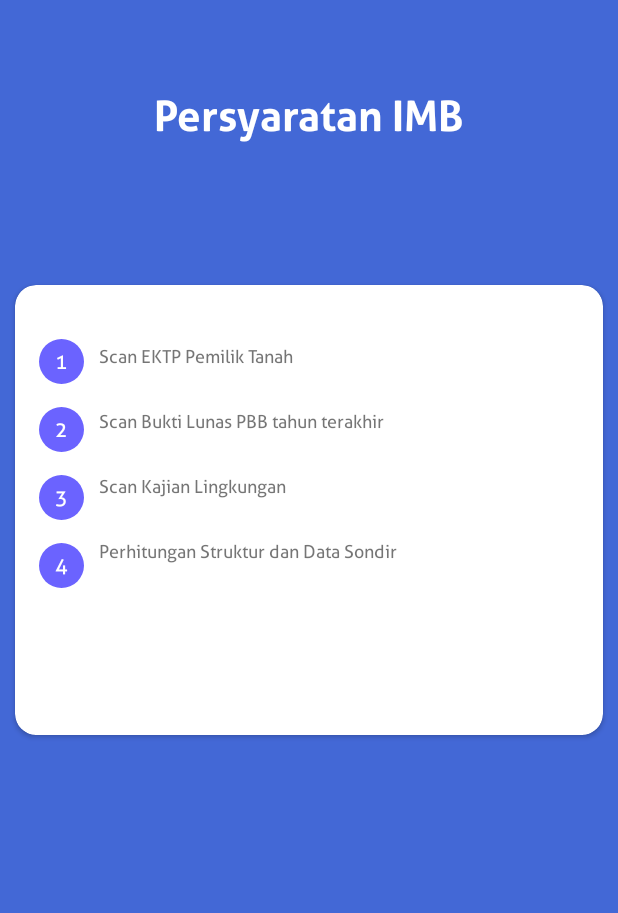
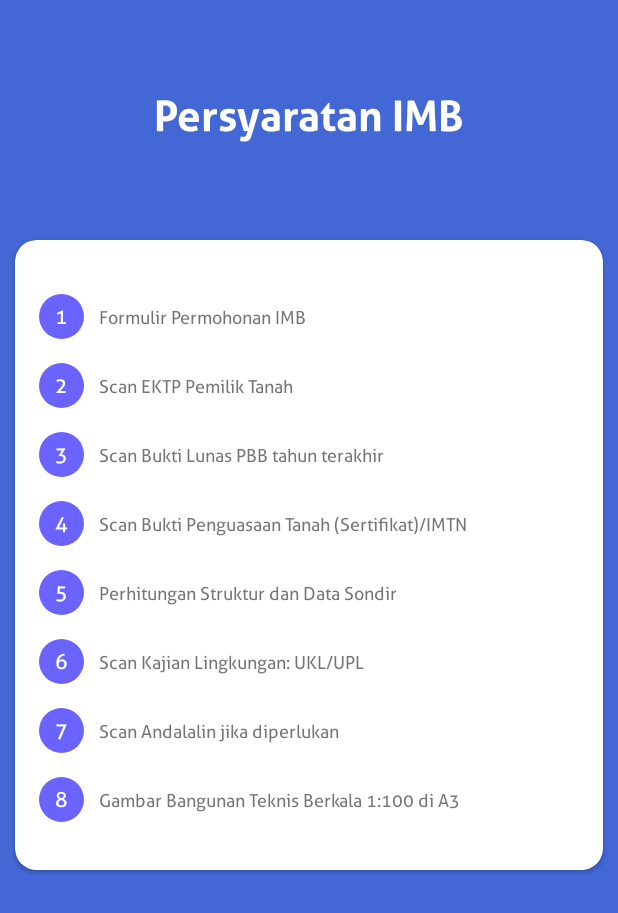
Before and after one commit to devrouw/IMB_2, an Android app: the InfoSyaratActivity screen opened directly, with no data from a screen before it, on a phone screen of 412 x 824 dp. Shown: the top 913 px of the screen. Run offline under Robolectric (Android 15) with nearby library versions, the phone set to English and light mode, and no system bars.

Commit message:
change persyaratan IMB

```diff
--- a/app/src/main/res/layout/activity_info_syarat_imb.xml
+++ b/app/src/main/res/layout/activity_info_syarat_imb.xml
@@ -21,11 +21,11 @@
 
     <androidx.cardview.widget.CardView
         android:layout_width="match_parent"
-        android:layout_height="300dp"
+        android:layout_height="wrap_content"
         app:cardCornerRadius="14dp"
         app:cardBackgroundColor="@color/white"
         android:layout_marginHorizontal="10dp"
-        android:layout_marginTop="80dp"
+        android:layout_marginTop="50dp"
         app:layout_constraintTop_toBottomOf="@id/tv_title"
         app:layout_constraintStart_toStartOf="parent"
         app:layout_constraintEnd_toEndOf="parent">
@@ -36,8 +36,13 @@
             android:layout_width="match_parent"
             android:layout_height="wrap_content">
 
+            <LinearLayout
+                android:id="@+id/ll_imb"
+                android:layout_width="match_parent"
+                android:layout_height="wrap_content"
+                android:layout_marginBottom="16dp"
+                android:orientation="horizontal">
                 <TextView
-                android:id="@+id/tv_one"
                     android:layout_width="30dp"
                     android:layout_height="30dp"
                     android:text="@string/txt_one"
@@ -47,87 +52,189 @@
                     android:background="@drawable/bg_rounded_yellow"/>
 
                 <TextView
-                android:id="@+id/tv_syarat_1"
                     android:layout_width="wrap_content"
                     android:layout_height="wrap_content"
-                android:layout_toEndOf="@id/tv_one"
                     android:fontFamily="@font/allerrg"
                     android:layout_marginStart="10dp"
-                android:layout_marginTop="4dp"
                     android:textSize="12sp"
-                android:text="@string/txt_scan_ktp"/>
+                    android:text="@string/txt_permohonan"/>
+            </LinearLayout>
 
+            <LinearLayout
+                android:id="@+id/ll_surat_kuasa"
+                android:layout_below="@id/ll_imb"
+                android:layout_width="match_parent"
+                android:layout_height="wrap_content"
+                android:layout_marginBottom="16dp"
+                android:orientation="horizontal">
                 <TextView
-                android:id="@+id/tv_two"
                     android:layout_width="30dp"
                     android:layout_height="30dp"
                     android:text="@string/txt_two"
-                android:layout_marginTop="15dp"
-                android:textColor="@color/white"
-                android:fontFamily="@font/allerrg"
-                android:gravity="center"
-                android:layout_below="@id/tv_one"
-                android:background="@drawable/bg_rounded_yellow"/>
-
-            <TextView
-                android:id="@+id/tv_syarat_2"
-                android:layout_width="wrap_content"
-                android:layout_height="wrap_content"
-                android:layout_toEndOf="@id/tv_two"
-                android:fontFamily="@font/allerrg"
-                android:layout_marginTop="28dp"
-                android:textSize="12sp"
-                android:layout_marginStart="10dp"
-                android:layout_below="@id/tv_syarat_1"
-                android:text="@string/txt_scan_pbb"/>
-
-            <TextView
-                android:id="@+id/tv_three"
-                android:layout_width="30dp"
-                android:layout_height="30dp"
-                android:text="@string/txt_three"
-                android:layout_marginTop="15dp"
                     android:fontFamily="@font/allerrg"
                     android:textColor="@color/white"
                     android:gravity="center"
-                android:layout_below="@id/tv_two"
-                android:background="@drawable/bg_rounded_yellow"/>
-
-            <TextView
-                android:id="@+id/tv_syarat_3"
-                android:layout_width="wrap_content"
-                android:layout_height="wrap_content"
-                android:layout_toEndOf="@id/tv_four"
-                android:fontFamily="@font/allerrg"
-                android:textSize="12sp"
-                android:layout_below="@id/tv_syarat_2"
-                android:layout_marginTop="28dp"
-                android:layout_marginStart="10dp"
-                android:text="@string/txt_scan_kajian"/>
-
-            <TextView
-                android:id="@+id/tv_four"
-                android:layout_width="30dp"
-                android:layout_height="30dp"
-                android:text="@string/txt_four"
-                android:layout_marginTop="15dp"
-                android:fontFamily="@font/allerrg"
-                android:textColor="@color/white"
-                android:gravity="center"
-                android:layout_below="@id/tv_three"
                     android:background="@drawable/bg_rounded_yellow"/>
 
                 <TextView
                     android:layout_width="wrap_content"
                     android:layout_height="wrap_content"
-                android:layout_toEndOf="@id/tv_four"
                     android:fontFamily="@font/allerrg"
-                android:layout_below="@id/tv_syarat_3"
-                android:layout_marginTop="28dp"
+                    android:layout_marginStart="10dp"
                     android:textSize="12sp"
+                    android:text="@string/txt_scan_ktp"/>
+            </LinearLayout>
+
+            <LinearLayout
+                android:id="@+id/ll_jaminan_konstruksi"
+                android:layout_width="match_parent"
+                android:layout_height="wrap_content"
+                android:layout_marginBottom="16dp"
+                android:layout_below="@id/ll_surat_kuasa"
+                android:orientation="horizontal">
+                <TextView
+                    android:layout_width="30dp"
+                    android:layout_height="30dp"
+                    android:text="@string/txt_three"
+                    android:fontFamily="@font/allerrg"
+                    android:textColor="@color/white"
+                    android:gravity="center"
+                    android:background="@drawable/bg_rounded_yellow"/>
+
+                <TextView
+                    android:layout_width="wrap_content"
+                    android:layout_height="wrap_content"
+                    android:fontFamily="@font/allerrg"
                     android:layout_marginStart="10dp"
+                    android:textSize="12sp"
+                    android:text="@string/txt_scan_pbb"/>
+            </LinearLayout>
+
+            <LinearLayout
+                android:id="@+id/ll_penanaman_pohon"
+                android:layout_width="match_parent"
+                android:layout_height="wrap_content"
+                android:layout_marginBottom="16dp"
+                android:layout_below="@id/ll_jaminan_konstruksi"
+                android:orientation="horizontal">
+                <TextView
+                    android:layout_width="30dp"
+                    android:layout_height="30dp"
+                    android:text="@string/txt_four"
+                    android:fontFamily="@font/allerrg"
+                    android:textColor="@color/white"
+                    android:gravity="center"
+                    android:background="@drawable/bg_rounded_yellow"/>
+
+                <TextView
+                    android:layout_width="wrap_content"
+                    android:layout_height="wrap_content"
+                    android:fontFamily="@font/allerrg"
+                    android:layout_marginStart="10dp"
+                    android:textSize="12sp"
+                    android:text="@string/txt_bukti_penguasaan"/>
+            </LinearLayout>
+
+            <LinearLayout
+                android:id="@+id/ll_surat_kuasa_2"
+                android:layout_width="match_parent"
+                android:layout_height="wrap_content"
+                android:layout_marginBottom="16dp"
+                android:layout_below="@id/ll_penanaman_pohon"
+                android:orientation="horizontal">
+                <TextView
+                    android:layout_width="30dp"
+                    android:layout_height="30dp"
+                    android:text="5"
+                    android:fontFamily="@font/allerrg"
+                    android:textColor="@color/white"
+                    android:gravity="center"
+                    android:background="@drawable/bg_rounded_yellow"/>
+
+                <TextView
+                    android:id="@+id/tv_syarat_4"
+                    android:layout_width="wrap_content"
+                    android:layout_height="wrap_content"
+                    android:fontFamily="@font/allerrg"
+                    android:layout_marginStart="10dp"
+                    android:textSize="12sp"
                     android:text="@string/txt_perhitungan_struktur"/>
+            </LinearLayout>
 
+            <LinearLayout
+                android:id="@+id/ll_jaminan_pemilik"
+                android:layout_width="match_parent"
+                android:layout_height="wrap_content"
+                android:layout_marginBottom="16dp"
+                android:layout_below="@id/ll_surat_kuasa_2"
+                android:orientation="horizontal">
+                <TextView
+                    android:layout_width="30dp"
+                    android:layout_height="30dp"
+                    android:text="6"
+                    android:fontFamily="@font/allerrg"
+                    android:textColor="@color/white"
+                    android:gravity="center"
+                    android:background="@drawable/bg_rounded_yellow"/>
+
+                <TextView
+                    android:id="@+id/tv_syarat_5"
+                    android:layout_width="wrap_content"
+                    android:layout_height="wrap_content"
+                    android:fontFamily="@font/allerrg"
+                    android:layout_marginStart="10dp"
+                    android:textSize="12sp"
+                    android:text="@string/txt_kajian_lingkungan"/>
+            </LinearLayout>
+
+            <LinearLayout
+                android:id="@+id/ll_andalalin"
+                android:layout_width="match_parent"
+                android:layout_height="wrap_content"
+                android:layout_marginBottom="16dp"
+                android:layout_below="@id/ll_jaminan_pemilik"
+                android:orientation="horizontal">
+                <TextView
+                    android:layout_width="30dp"
+                    android:layout_height="30dp"
+                    android:text="7"
+                    android:fontFamily="@font/allerrg"
+                    android:textColor="@color/white"
+                    android:gravity="center"
+                    android:background="@drawable/bg_rounded_yellow"/>
+
+                <TextView
+                    android:layout_width="wrap_content"
+                    android:layout_height="wrap_content"
+                    android:fontFamily="@font/allerrg"
+                    android:layout_marginStart="10dp"
+                    android:textSize="12sp"
+                    android:text="@string/txt_andalalin"/>
+            </LinearLayout>
+
+            <LinearLayout
+                android:layout_width="match_parent"
+                android:layout_height="wrap_content"
+                android:layout_marginBottom="16dp"
+                android:layout_below="@id/ll_andalalin"
+                android:orientation="horizontal">
+                <TextView
+                    android:layout_width="30dp"
+                    android:layout_height="30dp"
+                    android:text="8"
+                    android:fontFamily="@font/allerrg"
+                    android:textColor="@color/white"
+                    android:gravity="center"
+                    android:background="@drawable/bg_rounded_yellow"/>
+
+                <TextView
+                    android:layout_width="wrap_content"
+                    android:layout_height="wrap_content"
+                    android:fontFamily="@font/allerrg"
+                    android:layout_marginStart="10dp"
+                    android:textSize="12sp"
+                    android:text="@string/txt_gambar_bangunan_teknis"/>
+            </LinearLayout>
         </RelativeLayout>
 
     </androidx.cardview.widget.CardView>
```
Lines whose indentation alone changed are shown as unchanged.
